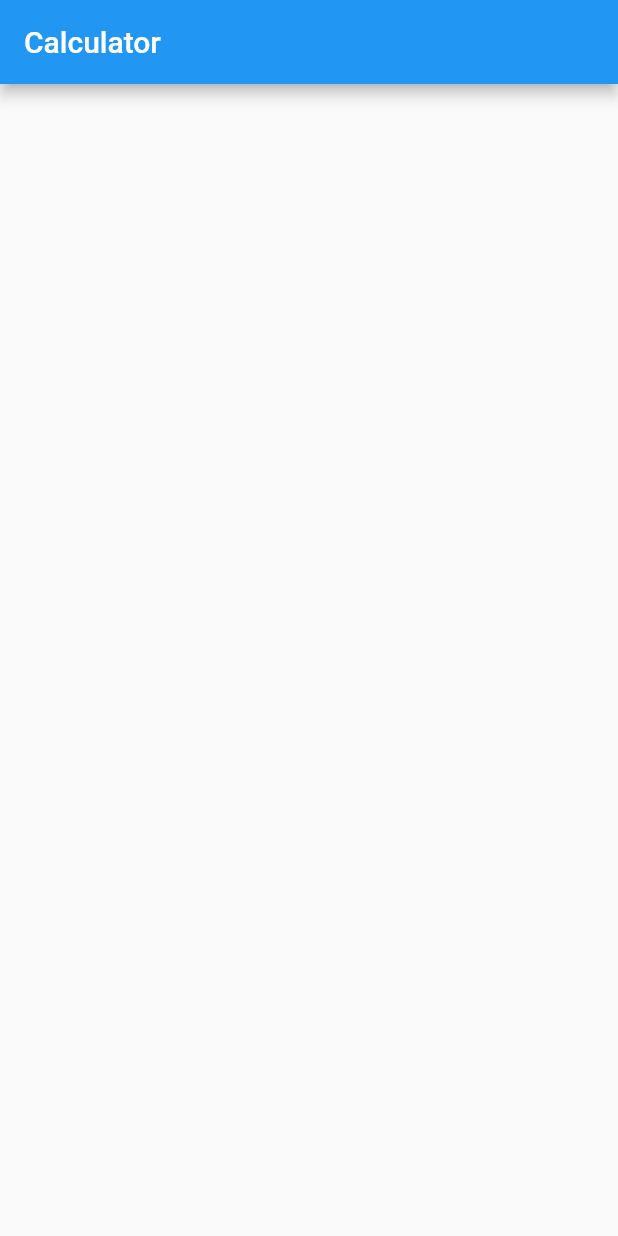
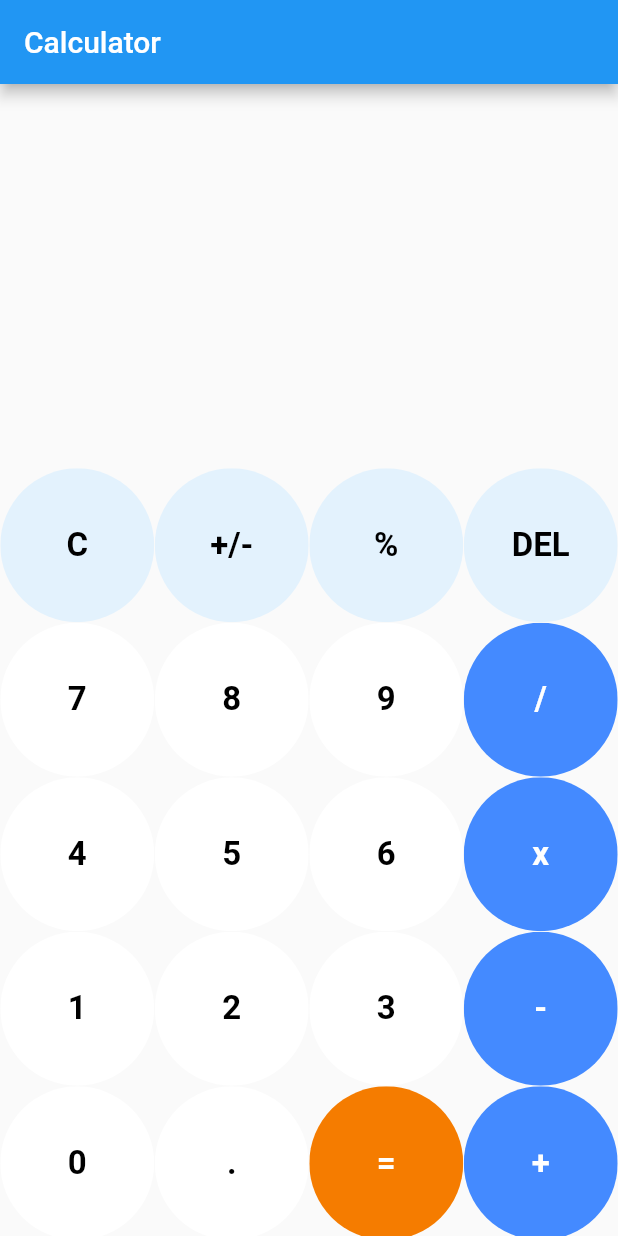
Before and after one commit to usamamalik3/Simple-calculator, a Flutter app: the screen it shows after launch, on a phone screen of 412 x 824 dp. Run offline on Flutter 3.47's test engine with Material 2 defaults, Android fonts, the phone set to English and light mode, and no system bars; our stand-ins replace math_expressions.

Commit message:
final comit

```diff
--- /dev/null
+++ b/lib/button.dart
@@ -0,0 +1,44 @@
+import 'package:flutter/material.dart';
+
+class button extends StatelessWidget {
+  const button(
+      {Key? key,
+      this.color,
+      this.textColor,
+      required this.buttonText,
+      this.buttontapped})
+      : super(key: key);
+  final color;
+  final textColor;
+  final String buttonText;
+  final buttontapped;
+
+  @override
+  Widget build(BuildContext context) {
+    return GestureDetector(
+      onTap: buttontapped,
+      child: Padding(
+        padding: const EdgeInsets.all(0.2),
+        child: ClipRRect(
+          // borderRadius: BorderRadius.circular(25),
+          child: Container(
+            child: Center(
+              child: Text(
+                buttonText,
+                style: TextStyle(
+                  color: textColor,
+                  fontSize: 22,
+                  fontWeight: FontWeight.bold,
+                ),
+              ),
+            ),
+            decoration: BoxDecoration(
+              color: color,
+              borderRadius: BorderRadius.circular(70.0),
+            ),
+          ),
+        ),
+      ),
+    );
+  }
+}
--- a/lib/main.dart
+++ b/lib/main.dart
@@ -1,6 +1,6 @@
 import 'package:flutter/material.dart';
-
-import 'package:flutter/material.dart';
+import 'package:math_expressions/math_expressions.dart';
+import 'button.dart';
 
 void main() {
   runApp(const Cal());
@@ -27,6 +27,32 @@ class Calculator extends StatefulWidget {
 }
 
 class _CalculatorState extends State<Calculator> {
+  var userInput = '';
+  var answer = '';
+
+  // Array of button
+  final List<String> buttons = [
+    'C',
+    '+/-',
+    '%',
+    'DEL',
+    '7',
+    '8',
+    '9',
+    '/',
+    '4',
+    '5',
+    '6',
+    'x',
+    '1',
+    '2',
+    '3',
+    '-',
+    '0',
+    '.',
+    '=',
+    '+',
+  ];
   @override
   Widget build(BuildContext context) {
     return Scaffold(
@@ -35,12 +61,145 @@ class _CalculatorState extends State<Calculator> {
       ),
       body: Column(
         children: [
-          Container(
-            alignment: Alignment.centerRight,
-            padding: const EdgeInsets.fromLTRB(10, 20, 10, 20),
+          Expanded(
+            child: Column(
+              mainAxisAlignment: MainAxisAlignment.spaceEvenly,
+              children: [
+                Container(
+                  alignment: Alignment.centerRight,
+                  padding: const EdgeInsets.all(15),
+                  child: Text(
+                    userInput,
+                    style: const TextStyle(fontSize: 38.0),
+                  ),
+                ),
+                Container(
+                  alignment: Alignment.centerRight,
+                  padding: const EdgeInsets.all(15),
+                  child: Text(
+                    answer,
+                    style: const TextStyle(fontSize: 38.0),
+                  ),
+                ),
+              ],
+            ),
           ),
+          Expanded(
+              flex: 2,
+              child: GridView.builder(
+                  itemCount: buttons.length,
+                  gridDelegate: SliverGridDelegateWithFixedCrossAxisCount(
+                    crossAxisCount: 4,
+                    childAspectRatio: MediaQuery.of(context).size.width /
+                        (MediaQuery.of(context).size.height / 2),
+                  ),
+                  itemBuilder: (BuildContext context, int index) {
+                    if (index == 0) {
+                      return button(
+                        buttontapped: () {
+                          setState(() {
+                            userInput = '';
+                            answer = '0';
+                          });
+                        },
+                        buttonText: buttons[index],
+                        color: Colors.blue[50],
+                        textColor: Colors.black,
+                      );
+                    }
+
+                    // +/- button
+                    else if (index == 1) {
+                      return button(
+                        buttonText: buttons[index],
+                        color: Colors.blue[50],
+                        textColor: Colors.black,
+                      );
+                    }
+                    // % Button
+                    else if (index == 2) {
+                      return button(
+                        buttontapped: () {
+                          setState(() {
+                            userInput += buttons[index];
+                          });
+                        },
+                        buttonText: buttons[index],
+                        color: Colors.blue[50],
+                        textColor: Colors.black,
+                      );
+                    }
+                    // Delete Button
+                    else if (index == 3) {
+                      return button(
+                        buttontapped: () {
+                          setState(() {
+                            if (userInput.isEmpty) {
+                              return;
+                            } else {
+                              userInput =
+                                  userInput.substring(0, userInput.length - 1);
+                            }
+                          });
+                        },
+                        buttonText: buttons[index],
+                        color: Colors.blue[50],
+                        textColor: Colors.black,
+                      );
+                    }
+                    // Equal_to Button
+                    else if (index == 18) {
+                      return button(
+                        buttontapped: () {
+                          setState(() {
+                            equalPressed();
+                          });
+                        },
+                        buttonText: buttons[index],
+                        color: Colors.orange[700],
+                        textColor: Colors.white,
+                      );
+                    }
+
+                    //  other buttons
+                    else {
+                      return button(
+                        buttontapped: () {
+                          setState(() {
+                            userInput += buttons[index];
+                          });
+                        },
+                        buttonText: buttons[index],
+                        color: isOperator(buttons[index])
+                            ? Colors.blueAccent
+                            : Colors.white,
+                        textColor: isOperator(buttons[index])
+                            ? Colors.white
+                            : Colors.black,
+                      );
+                    }
+                  })),
         ],
       ),
     );
   }
+
+  bool isOperator(String x) {
+    if (x == '/' || x == 'x' || x == '-' || x == '+' || x == '=') {
+      return true;
+    }
+    return false;
+  }
+
+  // function to calculate the input operation
+  void equalPressed() {
+    String finaluserinput = userInput;
+    finaluserinput = userInput.replaceAll('x', '*');
+
+    Parser p = Parser();
+    Expression exp = p.parse(finaluserinput);
+    ContextModel cm = ContextModel();
+    double eval = exp.evaluate(EvaluationType.REAL, cm);
+    answer = eval.toString();
+  }
 }
--- a/pubspec.yaml
+++ b/pubspec.yaml
@@ -34,6 +34,7 @@ dependencies:
   # The following adds the Cupertino Icons font to your application.
   # Use with the CupertinoIcons class for iOS style icons.
   cupertino_icons: ^1.0.2
+  math_expressions: ^2.2.0
 
 dev_dependencies:
   flutter_test:
```
Also changed, not shown: pubspec.lock.
